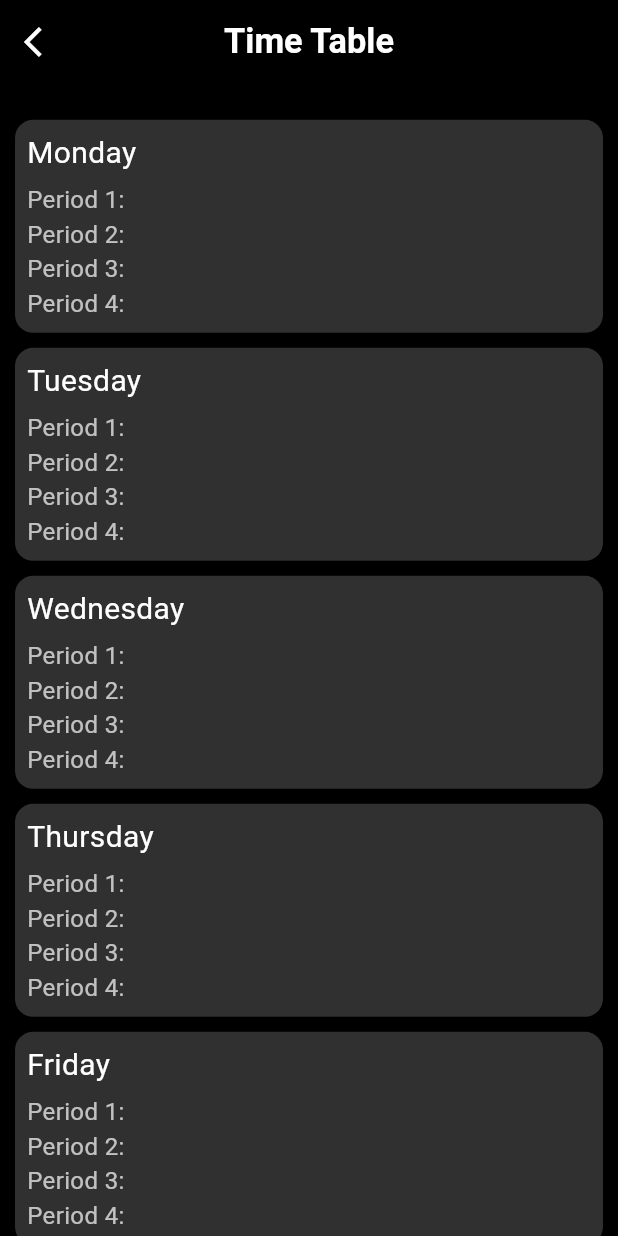
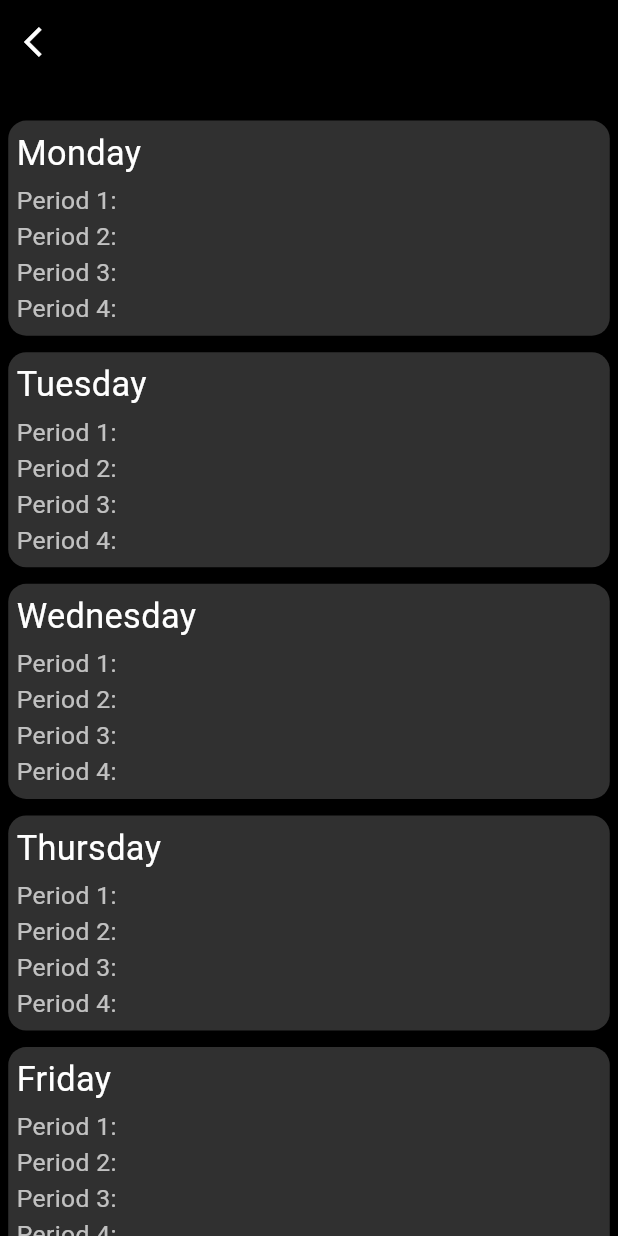
Before and after one commit to hijasahamed/Time-Table-Generator, a Flutter app: the TimeTableScreen screen opened directly with empty values, on a phone screen of 412 x 824 dp. Run offline on Flutter 3.47's test engine with Material 3 defaults, Android fonts, the phone set to English and light mode, and no system bars; our stand-ins replace bloc, cloud_firestore, firebase_core, flutter_bloc; accounts and stored records are empty.

Commit message:
latest push

```diff
--- a/lib/view/time_table_screen/time_table_screen.dart
+++ b/lib/view/time_table_screen/time_table_screen.dart
@@ -43,7 +43,7 @@ class TimeTableScreen extends StatelessWidget {
       backgroundColor: Colors.black,
       appBar: HomeScreenAppBarWidget(
         screenSize: screenSize,
-        title: 'Time Table',
+        title: courseName,
         isBack: true,
       ),
       body: FutureBuilder<List<String>>(
@@ -73,26 +73,20 @@ class TimeTableScreen extends StatelessWidget {
 
               return Card(
                 color: Colors.grey[850],
-                margin: const EdgeInsets.symmetric(vertical: 5, horizontal: 10),
+                margin: EdgeInsets.symmetric(vertical: screenSize.width/75, horizontal: screenSize.width/75),
                 child: Padding(
-                  padding: const EdgeInsets.all(8.0),
+                  padding: EdgeInsets.all(screenSize.width/75),
                   child: Column(
                     crossAxisAlignment: CrossAxisAlignment.start,
                     children: [
-                      Text(day, style: const TextStyle(fontSize: 20, color: Colors.white)),
-                      const SizedBox(height: 5),
+                      TextWidget(text: day, color: Colors.white, size: screenSize.width/18, fontFamily:'', weight: FontWeight.w400),
+                      SizedBox(height: screenSize.width/120),
                       Column(
-                        children: List.generate(periods.length, (i) {
+                        children: List.generate(periods.length, (value) {
                           return Row(
                             children: [
-                              Text(
-                                'Period ${i + 1}: ',
-                                style: const TextStyle(fontSize: 16, color: Colors.white70),
-                              ),
-                              Text(
-                                periods[i],
-                                style: const TextStyle(fontSize: 16, color: Colors.white),
-                              ),
+                              TextWidget(text: 'Period ${value + 1}:', color: Colors.white70, size: screenSize.width/25, fontFamily:'', weight: FontWeight.w400),
+                              TextWidget(text: periods[value], color: Colors.white, size: screenSize.width/25, fontFamily:'', weight: FontWeight.w400),
                             ],
                           );
                         }),
```
Also changed, not shown: 1 other file.
